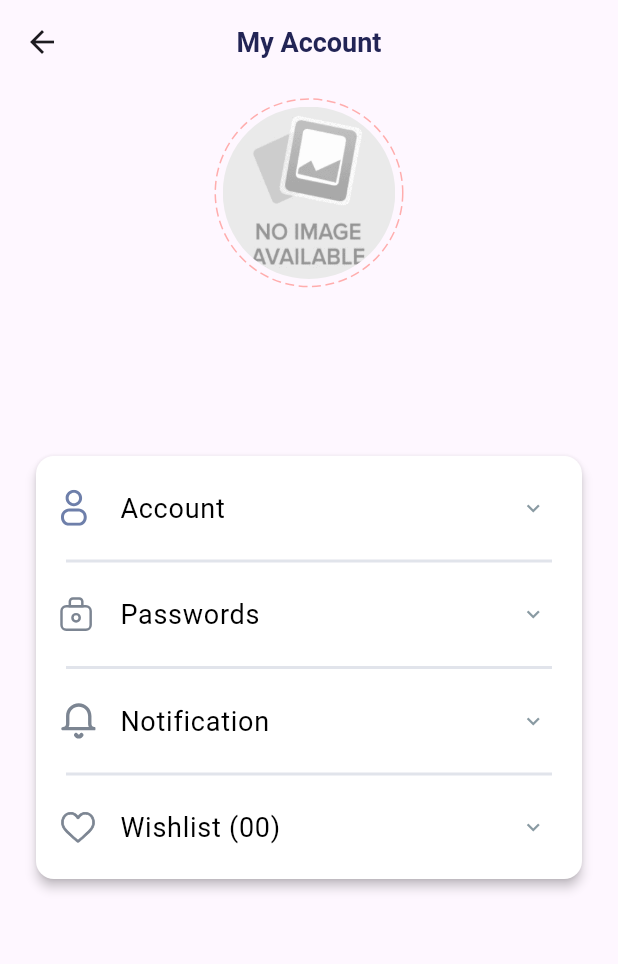
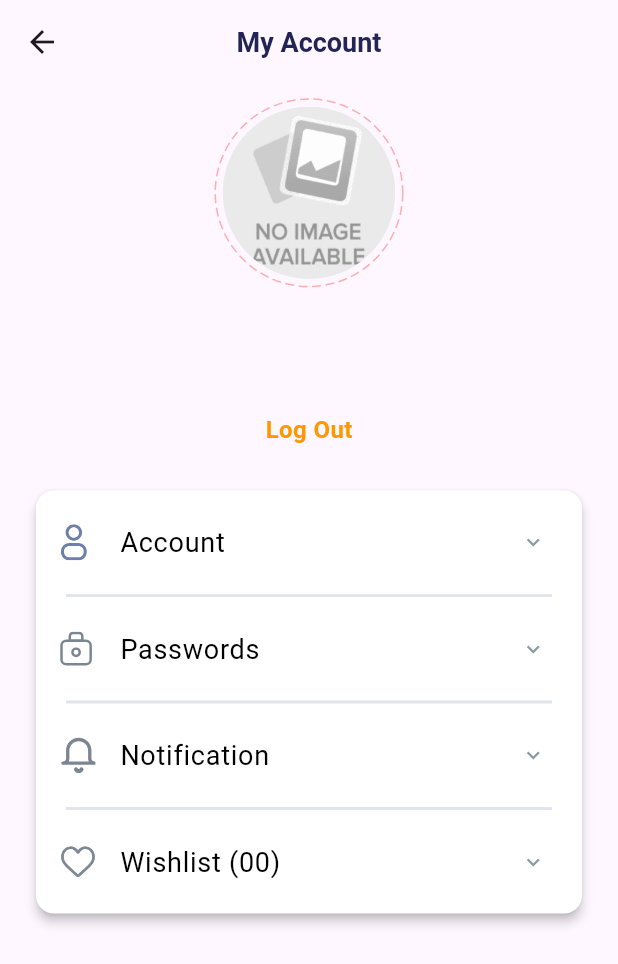
Before and after one commit to ArifurRahmanUAP/wedevs_assignment, a Flutter app: the ProfileScreen screen opened directly, on a phone screen of 412 x 824 dp. Shown: the top 964 px of the screen. Run offline on Flutter 3.47's test engine with Material 3 defaults, Android fonts, the phone set to English and light mode, and no system bars; drawn by our look-alikes of dotted_border; our stand-ins replace dartz, dio, equatable, flutter_svg, fluttertoast, get and 5 more; accounts and stored records are empty; network calls fail; project files that could hold a hidden picture were left out.

Commit message:
LogOut added

```diff
--- a/lib/src/features/ProfileScreen/ui/screens/profile_screen.dart
+++ b/lib/src/features/ProfileScreen/ui/screens/profile_screen.dart
@@ -4,6 +4,7 @@ import 'package:flutter_svg/flutter_svg.dart';
 import 'package:get/get.dart';
 import 'package:wedevs_assignment/main.dart';
 import 'package:wedevs_assignment/src/core/extensions.dart';
+import 'package:wedevs_assignment/src/core/features/landing_screen/ui/controller/landing_screen_controller.dart';
 import 'package:wedevs_assignment/src/core/routes/router.dart';
 import 'package:wedevs_assignment/src/core/utilities/assets_path.dart';
 import 'package:wedevs_assignment/src/features/home_screen/ui/controller/home_screen_controller.dart';
@@ -109,27 +110,27 @@ class ProfileScreen extends StatelessWidget {
                               fontWeight: FontWeight.normal),
                         )),
                     5.ph,
-                    // GestureDetector(
-                    //   onTap: () {
-                    //     session.logout().then((value) {
-                    //       Get.delete<HomeScreenController>();
-                    //       Get.delete<ProfileScreenController>();
-                    //       Get.delete<HomeScreenController>();
-                    //       Get.delete<SignupScreenController>();
-                    //       Get.delete<LoginController>();
-                    //       return RouteGenerator.pushNamedAndRemoveAll(
-                    //           context, Routes.splashScreenRouteName);
-                    //     });
-                    //   },
-                    //   child: const Text(
-                    //     "Log Out",
-                    //     style: TextStyle(
-                    //         color: Colors.orange,
-                    //         fontSize: 16,
-                    //         fontStyle: FontStyle.normal,
-                    //         fontWeight: FontWeight.bold),
-                    //   ),
-                    // ),
+                    GestureDetector(
+                      onTap: () {
+                        session.logout().then((value) {
+                          Get.delete<HomeScreenController>();
+                          Get.delete<ProfileScreenController>();
+                          Get.delete<LandingScreenController>();
+                          Get.delete<SignupScreenController>();
+                          Get.delete<LoginController>();
+                          return RouteGenerator.pushNamedAndRemoveAll(
+                              context, Routes.splashScreenRouteName);
+                        });
+                      },
+                      child: const Text(
+                        "Log Out",
+                        style: TextStyle(
+                            color: Colors.orange,
+                            fontSize: 16,
+                            fontStyle: FontStyle.normal,
+                            fontWeight: FontWeight.bold),
+                      ),
+                    ),
                     25.ph,
                     Card(
                       color: Colors.white,
```
